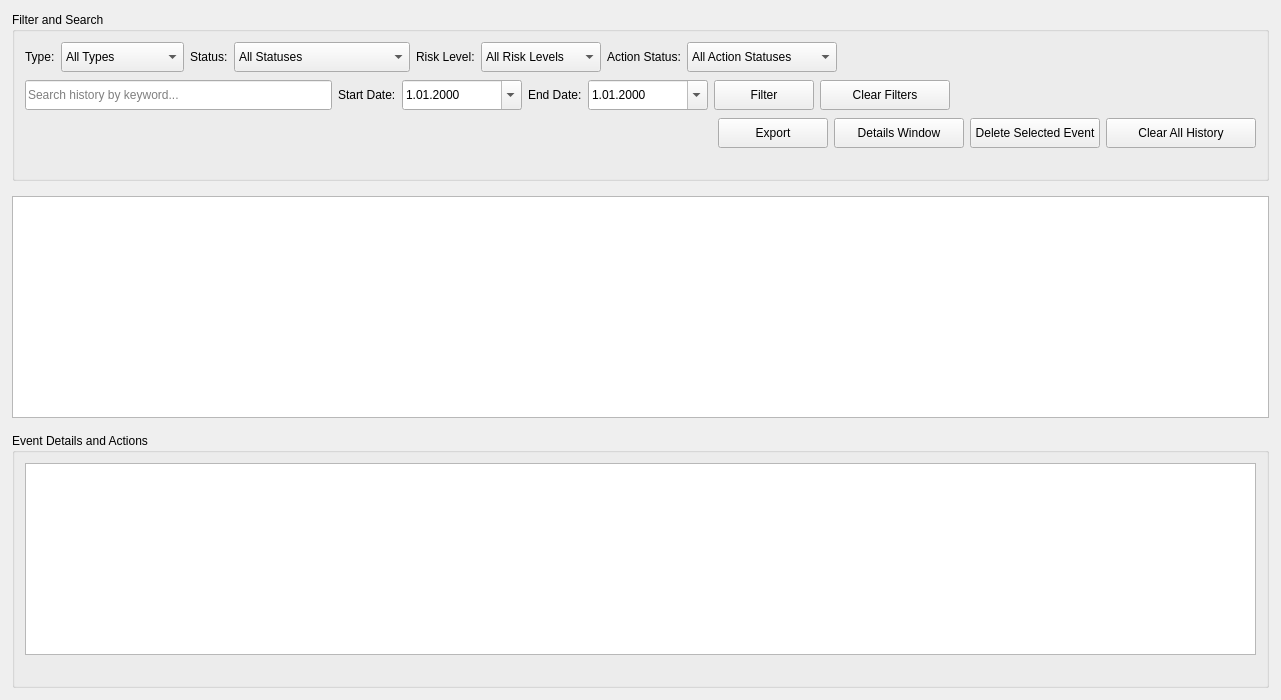
Before: the Qt Designer form UI/Widgets/History/HistoryWidget.ui in Ekremunalytu/AVProjectUi, drawn with Qt 5.
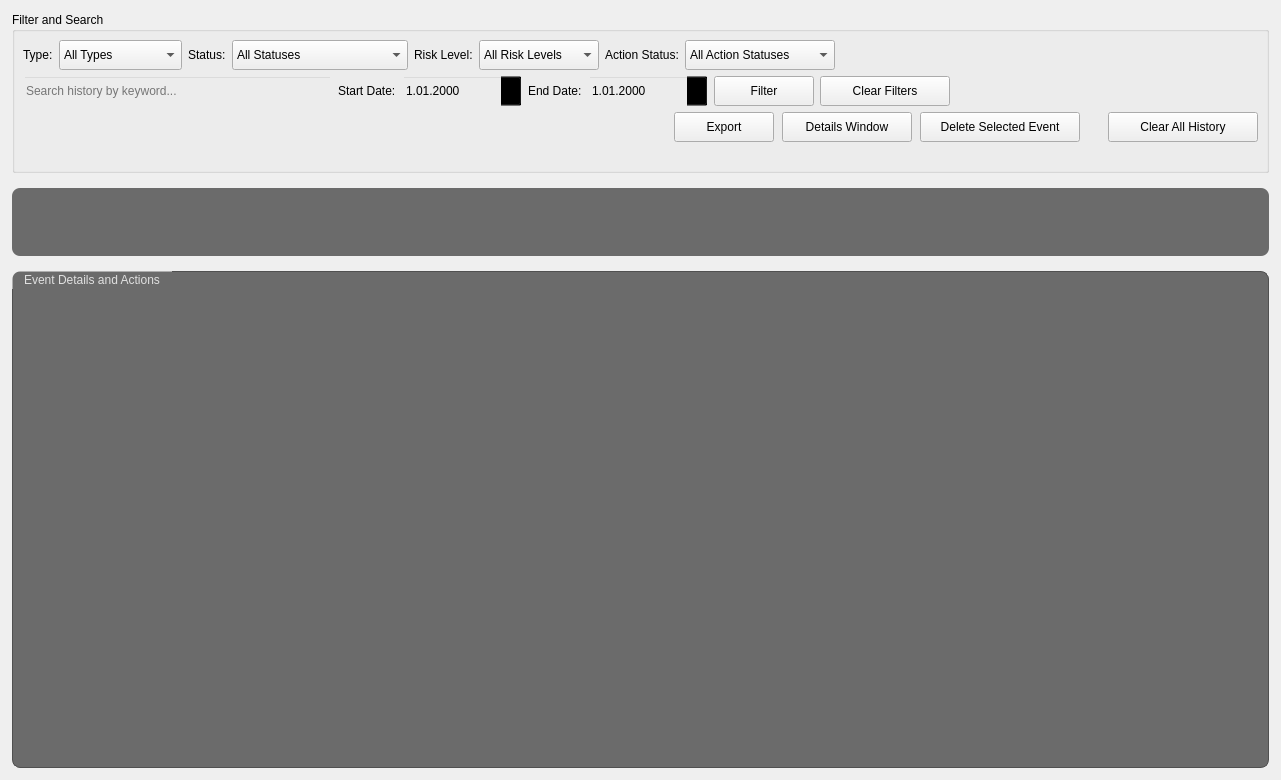
After: the same form once the commit is applied. Icons and pictures are not drawn.

Diff of the .ui file:
```diff
--- a/UI/Widgets/History/HistoryWidget.ui
+++ b/UI/Widgets/History/HistoryWidget.ui
@@ -36,19 +36,19 @@
      </property>
      <layout class="QVBoxLayout" name="filtersGroupLayout">
       <property name="spacing">
-       <number>8</number>
+       <number>6</number>
       </property>
       <property name="leftMargin">
-       <number>10</number>
+       <number>8</number>
       </property>
       <property name="topMargin">
-       <number>10</number>
+       <number>8</number>
       </property>
       <property name="rightMargin">
-       <number>10</number>
+       <number>8</number>
       </property>
       <property name="bottomMargin">
-       <number>10</number>
+       <number>8</number>
       </property>
       <item>
        <layout class="QHBoxLayout" name="FilterRow1Layout">
@@ -235,6 +235,9 @@
           <property name="orientation">
            <enum>Qt::Orientation::Horizontal</enum>
           </property>
+          <property name="sizeType">
+           <enum>QSizePolicy::Expanding</enum>
+          </property>
           <property name="sizeHint" stdset="0">
            <size>
             <width>40</width>
@@ -252,6 +255,12 @@
         </property>
         <item>
          <widget class="QLineEdit" name="SearchLineEdit">
+          <property name="sizePolicy">
+           <sizepolicy hsizetype="Expanding" vsizetype="Fixed">
+            <horstretch>0</horstretch>
+            <verstretch>0</verstretch>
+           </sizepolicy>
+          </property>
           <property name="minimumSize">
            <size>
             <width>0</width>
@@ -264,6 +273,9 @@
           <property name="placeholderText">
            <string>Search history by keyword...</string>
           </property>
+          <property name="styleSheet">
+           <string>background-color: transparent;</string>
+          </property>
          </widget>
         </item>
         <item>
@@ -290,6 +302,9 @@
           <property name="calendarPopup">
            <bool>true</bool>
           </property>
+          <property name="styleSheet">
+           <string>background-color: transparent;</string>
+          </property>
          </widget>
         </item>
         <item>
@@ -316,6 +331,9 @@
           <property name="calendarPopup">
            <bool>true</bool>
           </property>
+          <property name="styleSheet">
+           <string>background-color: transparent;</string>
+          </property>
          </widget>
         </item>
         <item>
@@ -375,6 +393,9 @@
           <property name="orientation">
            <enum>Qt::Orientation::Horizontal</enum>
           </property>
+          <property name="sizeType">
+           <enum>QSizePolicy::Expanding</enum>
+          </property>
           <property name="sizeHint" stdset="0">
            <size>
             <width>40</width>
@@ -388,13 +409,16 @@
       <item>
        <layout class="QHBoxLayout" name="FilterRow3Layout">
         <property name="spacing">
-         <number>6</number>
+         <number>8</number>
         </property>
         <item>
          <spacer name="filterRow3Spacer">
           <property name="orientation">
            <enum>Qt::Orientation::Horizontal</enum>
           </property>
+          <property name="sizeType">
+           <enum>QSizePolicy::Expanding</enum>
+          </property>
           <property name="sizeHint" stdset="0">
            <size>
             <width>40</width>
@@ -407,7 +431,7 @@
          <widget class="QPushButton" name="exportButton">
           <property name="minimumSize">
            <size>
-            <width>110</width>
+            <width>100</width>
             <height>30</height>
            </size>
           </property>
@@ -459,7 +483,7 @@
          <widget class="QPushButton" name="deleteEventButton">
           <property name="minimumSize">
            <size>
-            <width>130</width>
+            <width>160</width>
             <height>30</height>
            </size>
           </property>
@@ -481,6 +505,22 @@
           </property>
          </widget>
         </item>
+        <item>
+         <spacer name="actionButtonSpacer">
+          <property name="orientation">
+           <enum>Qt::Orientation::Horizontal</enum>
+          </property>
+          <property name="sizeType">
+           <enum>QSizePolicy::Fixed</enum>
+          </property>
+          <property name="sizeHint" stdset="0">
+           <size>
+            <width>20</width>
+            <height>20</height>
+           </size>
+          </property>
+         </spacer>
+        </item>
         <item>
          <widget class="QPushButton" name="clearAllHistoryButton">
           <property name="minimumSize">
@@ -495,16 +535,6 @@
           <property name="text">
            <string>Clear All History</string>
           </property>
-          <property name="icon">
-           <iconset>
-            <normaloff>:/icons/clear_all.png</normaloff>:/icons/clear_all.png</iconset>
-          </property>
-          <property name="iconSize">
-           <size>
-            <width>16</width>
-            <height>16</height>
-           </size>
-          </property>
          </widget>
         </item>
        </layout>
@@ -540,6 +570,12 @@
        <verstretch>3</verstretch>
       </sizepolicy>
      </property>
+     <property name="toolTip">
+      <string>Displays historical event data</string>
+     </property>
+     <property name="styleSheet">
+      <string>QTableView#historyTableView { background-color: rgba(50, 50, 50, 178); border-radius: 8px; color: #F0F0F0; gridline-color: rgba(80, 80, 80, 255); alternate-background-color: rgba(55, 55, 55, 178); } QTableView#historyTableView QHeaderView::section { background-color: rgba(65, 65, 65, 200); color: white; padding: 4px; border: 1px solid rgba(80, 80, 80, 255); font-weight: bold; }</string>
+     </property>
      <property name="editTriggers">
       <set>QAbstractItemView::EditTrigger::NoEditTriggers</set>
      </property>
@@ -565,6 +601,9 @@
    </item>
    <item>
     <widget class="QGroupBox" name="detailsAndActionsGroupBox">
+     <property name="styleSheet">
+      <string>QGroupBox#detailsAndActionsGroupBox { background-color: rgba(50, 50, 50, 178); border: 1px solid rgba(80, 80, 80, 255); border-radius: 8px; margin-top: 1ex; } QGroupBox#detailsAndActionsGroupBox::title { subcontrol-origin: margin; subcontrol-position: top left; padding: 2px 10px; color: #E0E0E0; font-weight: bold; }</string>
+     </property>
      <property name="sizePolicy">
       <sizepolicy hsizetype="Preferred" vsizetype="MinimumExpanding">
        <horstretch>0</horstretch>
@@ -574,7 +613,10 @@
      <property name="title">
       <string>Event Details and Actions</string>
      </property>
-     <layout class="QVBoxLayout" name="detailsAndActionsLayout">
+     <layout class="QVBoxLayout" name="detailsLayout">
+      <property name="spacing">
+       <number>10</number>
+      </property>
       <property name="leftMargin">
        <number>10</number>
       </property>
@@ -601,6 +643,22 @@
           <height>60</height>
          </size>
         </property>
+        <property name="styleSheet">
+         <string>QTextBrowser#detailsTextBrowser { background-color: transparent; color: #F0F0F0; border: none; padding: 5px; }</string>
+        </property>
+       </widget>
+      </item>
+      <item>
+       <widget class="QTextEdit" name="eventDetailsTextEdit">
+        <property name="toolTip">
+         <string>Shows details of the selected event</string>
+        </property>
+        <property name="styleSheet">
+         <string>QTextEdit#eventDetailsTextEdit { background-color: transparent; color: #F0F0F0; border: none; padding: 5px; }</string>
+        </property>
+        <property name="readOnly">
+         <bool>true</bool>
+        </property>
        </widget>
       </item>
       <item>
@@ -623,6 +681,22 @@
         </item>
        </layout>
       </item>
+      <item>
+       <spacer name="detailsVerticalSpacer">
+        <property name="orientation">
+         <enum>Qt::Orientation::Vertical</enum>
+        </property>
+        <property name="sizeType">
+         <enum>QSizePolicy::Expanding</enum>
+        </property>
+        <property name="sizeHint" stdset="0">
+         <size>
+          <width>20</width>
+          <height>40</height>
+         </size>
+        </property>
+       </spacer>
+      </item>
      </layout>
     </widget>
    </item>
```
Left out of the diff: 12 changed lines with no effect on the pictures.
